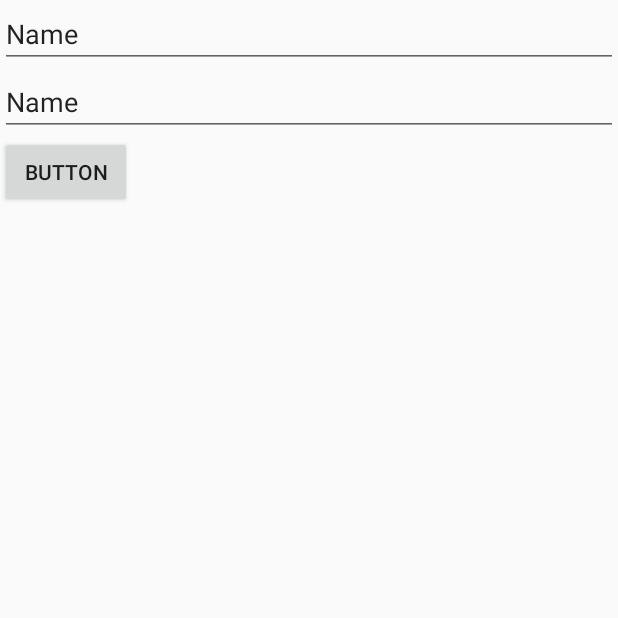
After one commit to ColletAxel/TP_Android_Varo_Collet, an Android app: the fragment Fragment_vocabulary_addcards placed in its activity, on a phone screen of 412 x 824 dp, the top half of it. The commit adds this screen. Run offline under Robolectric (Android 15) with nearby library versions, the phone set to English and light mode, and no system bars.

Commit message:
ajoute frament list cards et adds cards

```diff
--- a/app/build.gradle
+++ b/app/build.gradle
@@ -25,6 +25,7 @@ dependencies {
     androidTestCompile('com.android.support.test.espresso:espresso-core:2.2.2', {
         exclude group: 'com.android.support', module: 'support-annotations'
     })
+    compile 'com.android.support:recyclerview-v7:+'
     compile 'com.android.support:appcompat-v7:26.+'
     compile 'com.android.support.constraint:constraint-layout:1.0.2'
     testCompile 'junit:junit:4.12'
--- a/app/src/main/AndroidManifest.xml
+++ b/app/src/main/AndroidManifest.xml
@@ -18,4 +18,5 @@
         </activity>
     </application>
 
+
 </manifest>
--- /dev/null
+++ b/app/src/main/java/com/axelcollet/tp_android_varo_collet/Fragment_vocabulary_addcards.java
@@ -0,0 +1,73 @@
+package com.axelcollet.tp_android_varo_collet;
+
+
+import android.app.Activity;
+import android.content.Context;
+import android.os.Bundle;
+import android.support.v4.app.Fragment;
+import android.support.v7.widget.LinearLayoutManager;
+import android.util.Log;
+import android.view.LayoutInflater;
+import android.view.View;
+import android.view.ViewGroup;
+import android.widget.Button;
+import android.widget.Toast;
+
+
+/**
+ * Created by Madoff on 13/12/2017.
+ */
+
+public class Fragment_vocabulary_addcards extends Fragment implements View.OnClickListener{
+
+    Button button_addCards;
+
+
+    OnHeadlineSelectedListener mCallback;
+
+    // Container Activity must implement this interface for communicate with fragment
+    public interface OnHeadlineSelectedListener {
+        public void onArticleSelected(String traductionFR, String traductionEN);
+    }
+
+    @Override
+    public void onAttach(Context context) {
+        super.onAttach(context);
+        // This makes sure that the container activity has implemented
+        // the callback interface. If not, it throws an exception
+        try {
+            mCallback = (OnHeadlineSelectedListener) context;
+        } catch (ClassCastException e) {
+            throw new ClassCastException(context.toString()
+                    + " must implement OnHeadlineSelectedListener");
+        }
+    }
+
+
+    @Override
+    public View onCreateView(LayoutInflater inflater, ViewGroup parent, Bundle savedInstanceState) {
+        // Defines the xml file for the fragment
+        View v = inflater.inflate(R.layout.fragment_vocabulary_addcards, parent, false);
+        button_addCards =  v.findViewById(R.id.button_addCards);
+        button_addCards.setOnClickListener(this);
+        return v;
+    }
+
+    // This event is triggered soon after onCreateView().
+    // Any view setup should occur here.  E.g., view lookups and attaching view listeners.
+    @Override
+    public void onViewCreated(View view, Bundle savedInstanceState) {
+        // Setup any handles to view objects here
+
+    }
+
+    public void onClick(View v){
+        switch (v.getId()) {
+            case R.id.button_addCards:
+                Log.d("click: ", "IN CLICKEC Button_addCards");
+                mCallback.onArticleSelected("chat","cat");
+                break;
+        }
+    }
+
+}
--- a/app/src/main/java/com/axelcollet/tp_android_varo_collet/VocabularyFrament.java
+++ b/app/src/main/java/com/axelcollet/tp_android_varo_collet/Fragment_vocabulary_game.java
@@ -18,7 +18,7 @@ import java.util.List;
 /**
  * A simple {@link Fragment} subclass.
  */
-public class VocabularyFrament extends Fragment {
+public class Fragment_vocabulary_game extends Fragment {
     private TupleVocabulaire tv1 = new TupleVocabulaire("work","travail");
     private TupleVocabulaire tv2 = new TupleVocabulaire("play","jouer");
     private TupleVocabulaire tv3 = new TupleVocabulaire("Hello","Bonjour");
@@ -31,7 +31,7 @@ public class VocabularyFrament extends Fragment {
     private List<TupleVocabulaire> tvList = new ArrayList<TupleVocabulaire>(10);
 
     private TextView viewMot;
-    public VocabularyFrament() {
+    public Fragment_vocabulary_game() {
         // Required empty public constructor
     }
 
--- a/app/src/main/java/com/axelcollet/tp_android_varo_collet/MainActivity.java
+++ b/app/src/main/java/com/axelcollet/tp_android_varo_collet/MainActivity.java
@@ -1,35 +1,26 @@
 package com.axelcollet.tp_android_varo_collet;
 
-import android.app.Activity;
-import android.content.Intent;
-import android.graphics.Color;
-
-import android.net.Uri;
-import android.support.v4.app.Fragment;
 import android.support.v4.app.FragmentActivity;
 import android.support.v4.app.FragmentTransaction;
-import android.support.v7.app.AppCompatActivity;
 import android.os.Bundle;
 import android.util.Log;
 import android.widget.AdapterView;
 import android.widget.ArrayAdapter;
-import android.widget.Button;
 import android.view.View;
-import android.widget.EditText;
 import android.widget.ListView;
-import android.widget.TextView;
 import android.widget.Toast;
 
 import java.util.ArrayList;
 import java.util.List;
-import java.util.concurrent.Delayed;
-
 
 
 // If you want you can add other log definition for info, warning etc
-public class MainActivity extends FragmentActivity {
+public class MainActivity extends FragmentActivity implements Fragment_vocabulary_addcards.OnHeadlineSelectedListener{
 
     private ListView mDrawerList;
+    private DatabaseHandler db;
+
+
 
     @Override
     protected void onCreate(Bundle savedInstanceState) {
@@ -38,19 +29,27 @@ public class MainActivity extends FragmentActivity {
 
         init_drawer();
 
+        db = new DatabaseHandler(this);
 
         FragmentTransaction ft = getSupportFragmentManager().beginTransaction();
         // Replace the contents of the container with the new fragment
-        ft.add(R.id.fragment_fragment_voc,new VocabularyFrament());
+        ft.add(R.id.fragment_fragment_voc,new Fragment_vocabulary_game());
         // Complete the changes added above
         ft.commit();
 
 
     }
 
+    public void onArticleSelected(String traductionFR, String traductionEN) {
+        // The user selected the headline of an article from the HeadlinesFragment
+        // Do something here to display that article
+        db.addCard(new CarteVocabulaire(traductionFR,traductionEN));
+    }
+
+    /*Initialisation du drawer. use for navigate within different fragment of activity*/
     private void init_drawer(){
         mDrawerList = (ListView) findViewById(R.id.my_drawer);
-        String[] osArray = { "Android", "iOS", "Windows", "OS X", "Linux" };
+        String[] osArray = { "Fragment1", "Fragment2", "Fragment3", "Fragment4", "Fragment5" };
         ArrayAdapter<String> mAdapter = new ArrayAdapter<String>(this, android.R.layout.simple_list_item_1, osArray);
         mDrawerList.setAdapter(mAdapter);
         mDrawerList.setOnItemClickListener(new AdapterView.OnItemClickListener() {
@@ -59,7 +58,18 @@ public class MainActivity extends FragmentActivity {
                 Toast.makeText(MainActivity.this, "position = " + String.valueOf(position) + "/ id = " + String.valueOf(id), Toast.LENGTH_SHORT).show();
                 if(id == 0){
                     FragmentTransaction ft = getSupportFragmentManager().beginTransaction();
-                    ft.replace(R.id.fragment_fragment_voc,new Fragment_vocabulary_list());
+                    ft.replace(R.id.fragment_fragment_voc,new Fragment_vocabulary_game());
+                    ft.commit();
+                }
+                if(id == 1){
+                    ArrayList<CarteVocabulaire> listCards = db.getAllCard();
+                    FragmentTransaction ft = getSupportFragmentManager().beginTransaction();
+                    ft.replace(R.id.fragment_fragment_voc,Fragment_vocabulary_list.newInstance(listCards));
+                    ft.commit();
+                }
+                if(id == 2){
+                    FragmentTransaction ft = getSupportFragmentManager().beginTransaction();
+                    ft.replace(R.id.fragment_fragment_voc,new Fragment_vocabulary_addcards());
                     ft.commit();
                 }
             }
--- /dev/null
+++ b/app/src/main/res/layout/fragment_vocabulary_addcards.xml
@@ -0,0 +1,32 @@
+<?xml version="1.0" encoding="utf-8"?>
+<LinearLayout
+    xmlns:android="http://schemas.android.com/apk/res/android"
+    xmlns:tools="http://schemas.android.com/tools"
+    android:orientation="vertical"
+    android:layout_width="match_parent"
+    android:layout_height="match_parent">
+
+    <EditText
+        android:id="@+id/editText2"
+        android:layout_width="match_parent"
+        android:layout_height="wrap_content"
+        android:ems="10"
+        android:inputType="textPersonName"
+        android:text="Name" />
+
+    <EditText
+        android:id="@+id/editText3"
+        android:layout_width="match_parent"
+        android:layout_height="wrap_content"
+        android:ems="10"
+        android:inputType="textPersonName"
+        android:text="Name" />
+
+    <Button
+        android:id="@+id/button_addCards"
+        android:layout_width="wrap_content"
+        android:layout_height="wrap_content"
+        android:text="Button"
+        tools:layout_editor_absoluteX="148dp"
+        tools:layout_editor_absoluteY="268dp" />
+</LinearLayout>
```
Also changed, not shown: app/src/main/java/com/axelcollet/tp_android_varo_collet/CarteVocabulaire.java (added, +75 -0 lines), app/src/main/java/com/axelcollet/tp_android_varo_collet/DatabaseHandler.java (added, +139 -0 lines), app/src/main/java/com/axelcollet/tp_android_varo_collet/Fragment_vocabulary_list.java (+46 -2 lines), app/src/main/java/com/axelcollet/tp_android_varo_collet/MyAdapter.java (added, +43 -0 lines), app/src/main/java/com/axelcollet/tp_android_varo_collet/MyViewHolder.java (added, +36 -0 lines), app/src/main/res/layout/fragment_vocabulary_list.xml (+7 -0 lines), app/src/main/res/layout/text_view.xml (added, +30 -0 lines).
